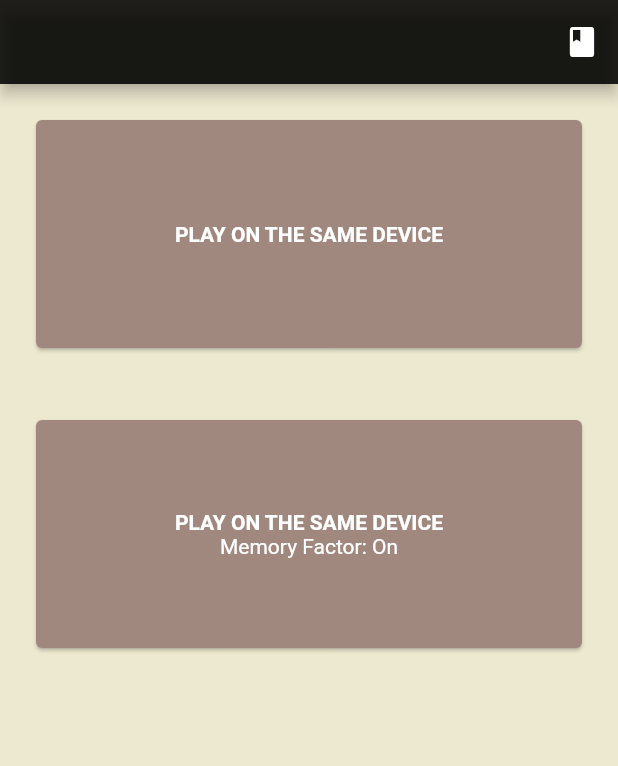
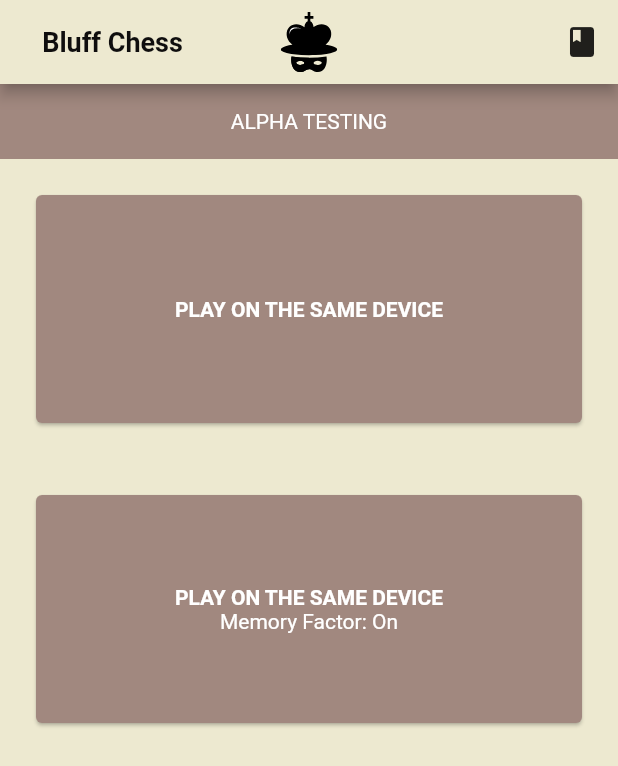
Before and after one commit to batuhanozcan1605/bluff_chess, a Flutter app: the screen it shows after launch, on a phone screen of 412 x 824 dp. Shown: the top 766 px of the screen. Run offline on Flutter 3.47's test engine with Material 2 defaults, Android fonts, the phone set to English and light mode, and no system bars; our stand-ins replace audioplayers, flutter_svg, smooth_page_indicator; Roboto replaces fonts that are missing (Verdana).

Commit message:
appbar tasarlandı

```diff
--- a/lib/screens/mainscreen.dart
+++ b/lib/screens/mainscreen.dart
@@ -1,6 +1,7 @@
 import 'package:bluff_chess/rulebook_onboard/rulebook_onboard.dart';
 import 'package:bluff_chess/screens/matchscreen.dart';
 import 'package:flutter/material.dart';
+import 'package:flutter_svg/flutter_svg.dart';
 
 
 class MainScreen extends StatefulWidget {
@@ -17,17 +18,43 @@ class _MainScreenState extends State<MainScreen> {
     return Scaffold(
       backgroundColor: Color(0xFFEDE9D0),
       appBar: AppBar(
-        backgroundColor: Colors.black87,
-        actions: [
-          IconButton(
+        backgroundColor: Color(0xFFEDE9D0),
+        centerTitle: true,
+        title: Padding(
+          padding: const EdgeInsets.symmetric(vertical: 8.0, horizontal: 8.0),
+          child: SizedBox(
+            width: 40,
+            height: 40,
+              child: SvgPicture.asset('images/logo_front.svg')),
+        ),
+        leadingWidth: 150,
+        leading: Center(
+          child: const Text(
+                  'Bluff Chess',
+                  style: TextStyle(
+                    fontFamily: 'Verdana',
+                    fontSize: 18,
+                    color: Color(0xff0f0e0e),
+                    fontWeight: FontWeight.w700,
+                  ),
+                  textAlign: TextAlign.left,
+                ),
+        ),
+         actions: [ IconButton(
               onPressed: (){
                 Navigator.push(context, MaterialPageRoute(builder: (BuildContext context) => const Rulebook()));
-               },
-              icon: Icon(Icons.book_rounded)),
-        ],
+              },
+              icon: Icon(Icons.book_rounded), color: Colors.black87,),
+         ]
       ),
       body: Column(
         children: [
+          Container(
+            height: 50,
+            color: Colors.brown[300],
+            child: Center(child: Text("ALPHA TESTING",
+              style: TextStyle(color: Colors.white,),)),
+          ),
           GestureDetector(
             onTap: () =>
             Navigator.push(context, MaterialPageRoute(
```
Also changed, not shown: images/bluffchess.svg (added), images/logo_front.png (added), images/logo_front.svg (added).
